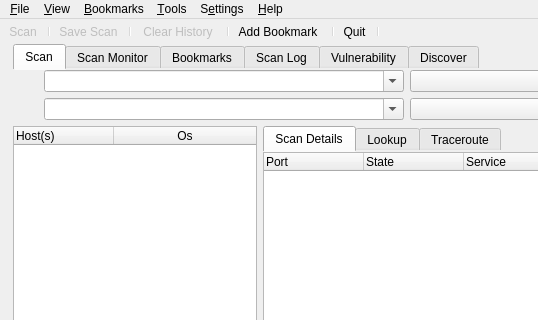
Old version of the form src/app/mainwin.ui in the repository nmapsi4/nmapsi4; both pictures show x 0 to 538 and y 0 to 320 of the 726 by 556 pixel window.
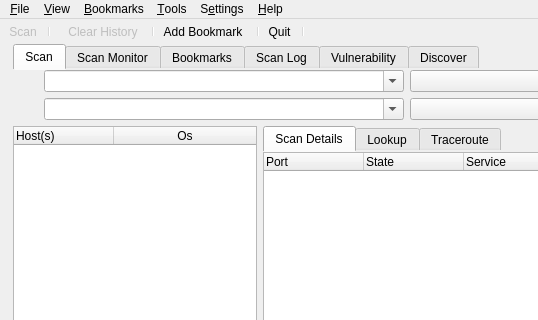
New version of the form. Icons and pictures are not drawn.

What changed in the file:
```diff
--- a/src/app/mainwin.ui
+++ b/src/app/mainwin.ui
@@ -1890,8 +1890,6 @@
    </attribute>
    <addaction name="action_Scan_menu"/>
    <addaction name="separator"/>
-   <addaction name="actionSave"/>
-   <addaction name="separator"/>
   </widget>
   <widget class="QToolBar" name="toolBar_2">
    <property name="contextMenuPolicy">
```
